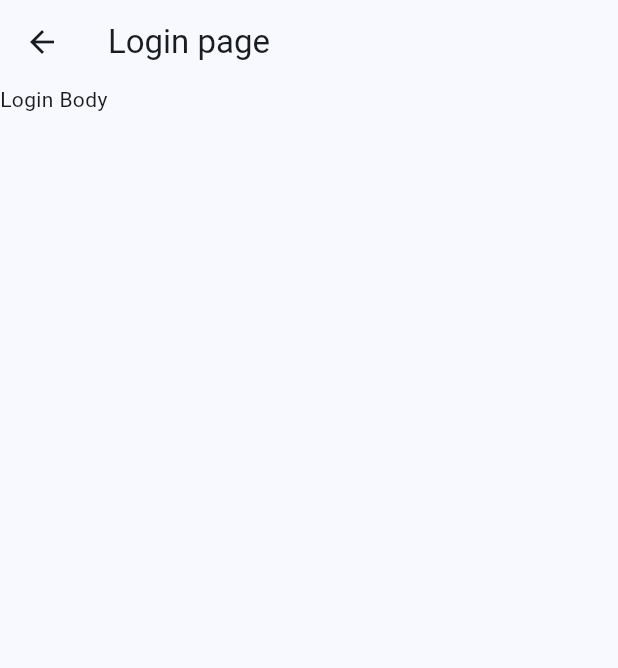
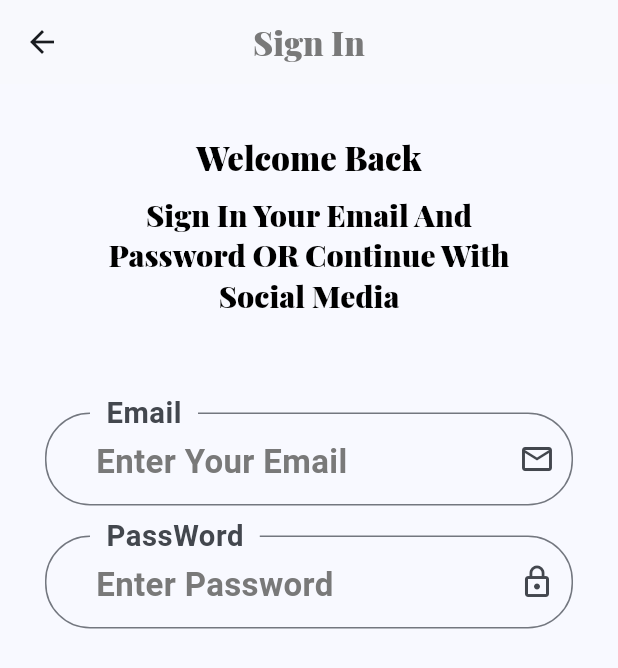
Before and after one commit to Mo-Ahmed-Ah/Final-Flutter-App, a Flutter app: the Login screen opened by its route, on a phone screen of 412 x 824 dp. Shown: the top 668 px of the screen. Run offline on Flutter 3.47's test engine with Material 3 defaults, Android fonts, the phone set to English and light mode, and no system bars; our stand-ins replace get, shared_preferences; accounts and stored records are empty; project files that could hold a hidden picture were left out.

Commit message:
half end login page

```diff
--- a/lib/core/localization/translation.dart
+++ b/lib/core/localization/translation.dart
@@ -4,10 +4,24 @@ class MyTranslation implements Translations {
   @override
   Map<String, Map<String, String>> get keys => {
     "ar" : {
-        "1" : "أختر اللغه"
+        "CL" : "أختر اللغه",
+        "WB" : "مرحبا بالعودة",
+        "SI" : "تسجيل دخول",
+        "SIT" : "تسجيل الدخول بالايميل والباسورد او بسوشيل مديا",
+        "E" : "البريد الأكتروني",
+        "EYE" :"أدخل بريدك الألكتروني",
+        "PW" : "كلمة السر",
+        "EPW" : "أدخل كلمة المرور"
     },
     "en" : {
-      "1" : "Choose Language"
+      "CL" : "Choose Language",
+      "WB" : "Welcome Back",
+      "SI" : "Sign In",
+      "SIT" : "Sign In Your Email And Password OR Continue With Social Media",
+      "E" : "Email",
+      "EYE" :"Enter Your Email",
+      "PW" : "PassWord",
+      "EPW" : "Enter Password"
     },
   };
 }
--- a/lib/main.dart
+++ b/lib/main.dart
@@ -3,8 +3,8 @@ import 'package:finalflutterapp/core/localization/changelocale.dart';
 import 'package:finalflutterapp/core/localization/translation.dart';
 import 'package:finalflutterapp/core/services/services.dart';
 import 'package:finalflutterapp/routes.dart';
-import 'package:finalflutterapp/view/screen/language.dart';
-import 'package:finalflutterapp/view/screen/onboarding.dart';
+import 'package:finalflutterapp/view/screen/auth/login.dart';
+// import 'package:finalflutterapp/view/screen/onboarding.dart';
 import 'package:flutter/material.dart';
 import 'package:get/get.dart';
 import 'package:get/get_navigation/src/root/get_material_app.dart';
@@ -29,29 +29,49 @@ class MyApp extends StatelessWidget {
       locale: controller.language,
       theme: ThemeData(
         textTheme: TextTheme(
+          // head Text Styles
           headlineLarge: const TextStyle(
+            fontFamily: "PlayfairDisplay",
+            fontWeight: FontWeight.bold,
+            fontSize: 26,
+            color: AppColor.black,
+          ),
+          headlineMedium: const TextStyle(
+            fontFamily: "PlayfairDisplay",
+            fontWeight: FontWeight.bold,
+            fontSize: 22,
+            color: AppColor.black,
+          ),
+          headlineSmall: const TextStyle(
             fontFamily: "PlayfairDisplay",
             fontWeight: FontWeight.bold,
             fontSize: 20,
             color: AppColor.black,
+          ),
+          // body Text Styles
+          bodyLarge: const TextStyle(
+            height: 2,
+            color: AppColor.gray,
+            fontWeight: FontWeight.bold,
+            fontSize: 26,
+          ),
+          bodyMedium: const TextStyle(
+            height: 2,
+            color: AppColor.gray,
+            fontWeight: FontWeight.bold,
+            fontSize: 22,
           ),
           bodySmall: const TextStyle(
             height: 2,
             fontFamily: "PlayfairDisplay",
             color: AppColor.gray,
             fontWeight: FontWeight.bold,
-            fontSize: 15,
-          ),
-          bodyLarge: const TextStyle(
-            height: 2,
-            color: AppColor.gray,
-            fontWeight: FontWeight.bold,
-            fontSize: 20,
+            fontSize: 16,
           ),
         ),
         colorScheme: ColorScheme.fromSeed(seedColor: Colors.blue),
       ),
-      home:  const Language(),
+      home:  const Login(),
       routes: routes,
     );
   }
--- a/lib/view/screen/auth/login.dart
+++ b/lib/view/screen/auth/login.dart
@@ -1,4 +1,9 @@
+import 'package:finalflutterapp/core/constant/color.dart';
+import 'package:finalflutterapp/view/widget/auth/customtextbodyauth.dart';
+import 'package:finalflutterapp/view/widget/auth/customtextformauth.dart';
+import 'package:finalflutterapp/view/widget/auth/customtexttitleauth.dart';
 import 'package:flutter/material.dart';
+import 'package:get/get_utils/src/extensions/internacionalization.dart';
 
 class Login extends StatelessWidget {
   const Login({super.key});
@@ -6,8 +11,40 @@ class Login extends StatelessWidget {
   @override
   Widget build(BuildContext context) {
     return Scaffold(
-      appBar: AppBar(title: const Text("Login page")),
-      body: Container(child: Text("Login Body")),
+      appBar: AppBar(
+        title: Text(
+          "SI".tr,
+          style: Theme.of(
+            context,
+          ).textTheme.headlineMedium!.copyWith(color: AppColor.gray),
+        ),
+        backgroundColor: AppColor.bgColor,
+        elevation: 0.0,
+        centerTitle: true,
+      ),
+      body: Container(
+        padding: const EdgeInsets.symmetric(vertical: 15, horizontal: 30),
+        child: ListView(
+          children: [
+            const SizedBox(height: 20),
+            const CustomTextTitleAuth(text: "WB"),
+            const SizedBox(height: 10),
+            const CustomTextBodyAuth(text: "SIT"),
+            const SizedBox(height: 65),
+            CustomTextFormAuth(
+              hintText: "EYE",
+              labelText: "E",
+              icon: Icons.email_outlined,
+            ),
+            // const SizedBox(height: 20),
+            CustomTextFormAuth(
+              hintText: "EPW",
+              labelText: "PW",
+              icon: Icons.lock_outline,
+            ),
+          ],
+        ),
+      ),
     );
   }
 }
--- a/lib/view/screen/language.dart
+++ b/lib/view/screen/language.dart
@@ -16,7 +16,7 @@ class Language extends GetView<LocaleController> {
         child: Column(
           mainAxisAlignment: MainAxisAlignment.center,
           children: [
-            Text("1".tr , style: Theme.of(context).textTheme.headlineLarge,),
+            Text("1".tr , style: Theme.of(context).textTheme.headlineMedium,),
             SizedBox(height: 20,),
             Custombuttonlang(textButton: "Ar" , onPressed: (){
               controller.changeLang("ar");
--- /dev/null
+++ b/lib/view/widget/auth/customtextbodyauth.dart
@@ -0,0 +1,19 @@
+import 'package:flutter/material.dart';
+import 'package:get/utils.dart';
+
+class CustomTextBodyAuth extends StatelessWidget {
+  final String text;
+  const CustomTextBodyAuth({super.key, required this.text});
+
+  @override
+  Widget build(BuildContext context) {
+    return Container(
+      margin: const EdgeInsets.symmetric(horizontal: 25),
+      child: Text(
+        text.tr,
+        textAlign: TextAlign.center,
+        style: Theme.of(context).textTheme.headlineSmall,
+      ),
+    );
+  }
+}
--- /dev/null
+++ b/lib/view/widget/auth/customtextformauth.dart
@@ -0,0 +1,38 @@
+import 'package:flutter/material.dart';
+import 'package:get/utils.dart';
+
+class CustomTextFormAuth extends StatelessWidget {
+  final String hintText;
+  final String labelText;
+  final IconData icon;
+  final TextEditingController? mycontroller;
+  const CustomTextFormAuth({
+    super.key,
+    required this.hintText,
+    required this.labelText,
+    required this.icon,
+    this.mycontroller,
+  });
+
+  @override
+  Widget build(BuildContext context) {
+    return Container(
+      margin: EdgeInsets.only(bottom: 20),
+      child: TextFormField(
+        controller: mycontroller,
+        decoration: InputDecoration(
+          floatingLabelBehavior: FloatingLabelBehavior.always,
+          contentPadding: EdgeInsets.symmetric(vertical: 5, horizontal: 30),
+          hint: Text(hintText.tr),
+          hintStyle: TextStyle(fontSize: 14),
+          label: Container(
+            margin: EdgeInsets.symmetric(horizontal: 9),
+            child: Text(labelText.tr),
+          ),
+          suffixIcon: Icon(icon),
+          border: OutlineInputBorder(borderRadius: BorderRadius.circular(30)),
+        ),
+      ),
+    );
+  }
+}
--- /dev/null
+++ b/lib/view/widget/auth/customtexttitleauth.dart
@@ -0,0 +1,19 @@
+import 'package:finalflutterapp/core/constant/color.dart';
+import 'package:flutter/material.dart';
+import 'package:get/utils.dart';
+
+class CustomTextTitleAuth extends StatelessWidget {
+  final String text;
+  const CustomTextTitleAuth({super.key, required this.text});
+
+  @override
+  Widget build(BuildContext context) {
+    return Container(
+      child:  Text(
+              text.tr,
+              textAlign: TextAlign.center,
+              style: Theme.of(context).textTheme.headlineMedium,
+            ),
+    );
+  }
+}
--- a/lib/view/widget/onboarding/customslider.dart
+++ b/lib/view/widget/onboarding/customslider.dart
@@ -27,7 +27,7 @@ class CustomSliderOnBoarding extends GetView<OnBoardingControllerImp> {
           SizedBox(height: 80),
           Text(
             onBoardingList[i].title!,
-            style: Theme.of(context).textTheme.headlineLarge,
+            style: Theme.of(context).textTheme.headlineMedium,
           ),
           Container(
             width: double.infinity,
```
